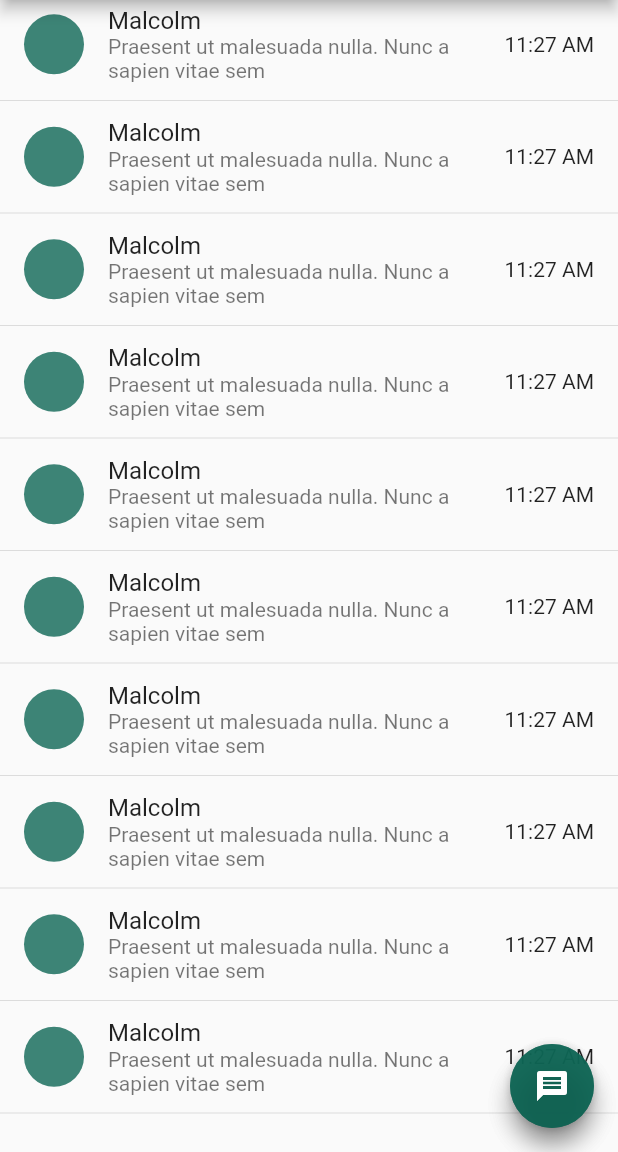
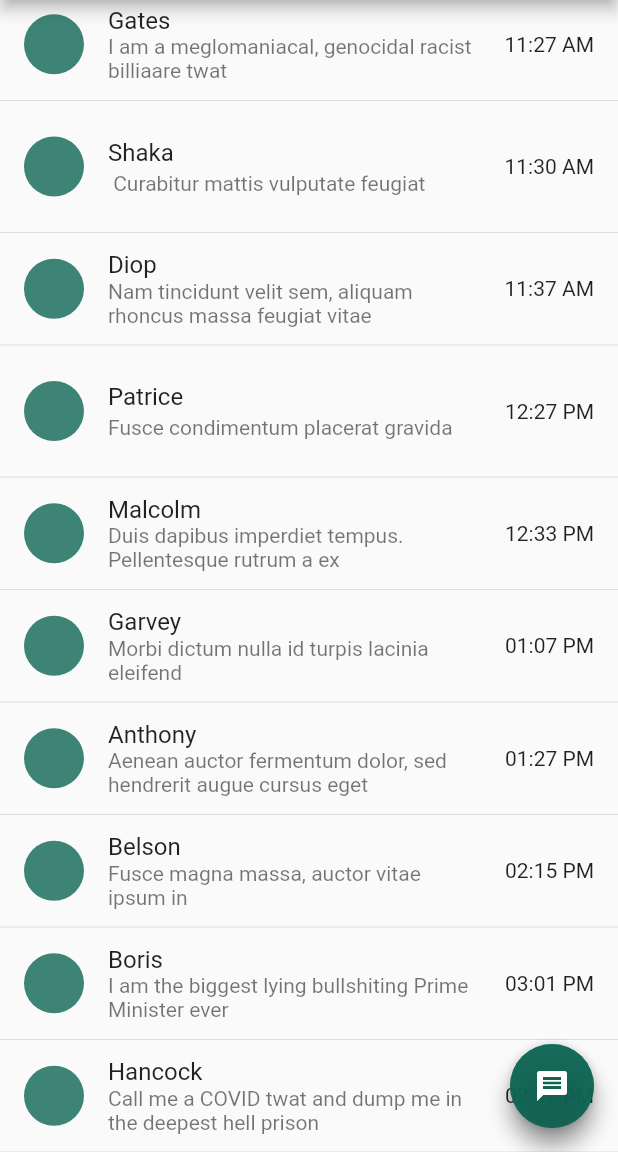
Before and after one commit to maxgdev/whatsapp_chat_viewer, a Flutter app: the screen it shows after launch, on a phone screen of 412 x 824 dp, the part 84-1236 px from its top. Run offline on Flutter 3.47's test engine with Material 2 defaults, Android fonts, the phone set to English and light mode, and no system bars.

Commit message:
Changed generated chatsList with unique lorim ipsum data

```diff
--- a/lib/chats.dart
+++ b/lib/chats.dart
@@ -31,15 +31,87 @@ class ChatsState extends State<Chats> {
   // ];
 
   // Generate List of 10 Chat Objects in chatsList
-  final chatsList = List<Chat>.generate(
-      10,
-      (index) => Chat(
-          date: "1/24/21",
-          time: "11:27 AM",
-          name: "Malcolm",
-          message: "Praesent ut malesuada nulla. Nunc a sapien vitae sem",
-          fileAttached: ""));
+  // final chatsList = List<Chat>.generate(
+  //     10,
+  //     (index) => Chat(
+  //         date: "1/24/21",
+  //         time: "11:27 AM",
+  //         name: "Malcolm",
+  //         message: "Praesent ut malesuada nulla. Nunc a sapien vitae sem",
+  //         fileAttached: ""));
+  final List<Chat>chatsList = [
+    Chat(
+      date: "1/24/21",
+      time: "11:27 AM",
+      name: "Gates",
+      message: "I am a meglomaniacal, genocidal racist billiaare twat",
+      fileAttached: ""
+    ),
+    Chat(
+      date: "1/24/21",
+      time: "11:30 AM",
+      name: "Shaka",
+      message: " Curabitur mattis vulputate feugiat",
+      fileAttached: ""
+    ),
+    Chat(
+      date: "1/24/21",
+      time: "11:37 AM",
+      name: "Diop",
+      message: "Nam tincidunt velit sem, aliquam rhoncus massa feugiat vitae",
+      fileAttached: ""
+    ),
+    Chat(
+      date: "1/24/21",
+      time: "12:27 PM",
+      name: "Patrice",
+      message: "Fusce condimentum placerat gravida",
+      fileAttached: ""
+    ),
+    Chat(
+      date: "1/24/21",
+      time: "12:33 PM",
+      name: "Malcolm",
+      message: "Duis dapibus imperdiet tempus. Pellentesque rutrum a ex",
+      fileAttached: ""
+    ),
+    Chat(
+      date: "1/24/21",
+      time: "01:07 PM",
+      name: "Garvey",
+      message: "Morbi dictum nulla id turpis lacinia eleifend",
+      fileAttached: "Budget2021.xls"
+    ),
+    Chat(
+      date: "1/24/21",
+      time: "01:27 PM",
+      name: "Anthony",
+      message: "Aenean auctor fermentum dolor, sed hendrerit augue cursus eget",
+      fileAttached: ""
+    ),
+    Chat(
+      date: "1/24/21",
+      time: "02:15 PM",
+      name: "Belson",
+      message: "Fusce magna massa, auctor vitae ipsum in",
+      fileAttached: ""
+    ),
+    Chat(
+      date: "1/24/21",
+      time: "03:01 PM",
+      name: "Boris",
+      message: "I am the biggest lying bullshiting Prime Minister ever",
+      fileAttached: ""
+    ),
+    Chat(
+      date: "1/24/21",
+      time: "02:27 PM",
+      name: "Hancock",
+      message: "Call me a COVID twat and dump me in the deepest hell prison",
+      fileAttached: ""
+    ),
 
+  ];
   @override
   Widget build(BuildContext context) {
     return Scaffold(
```
